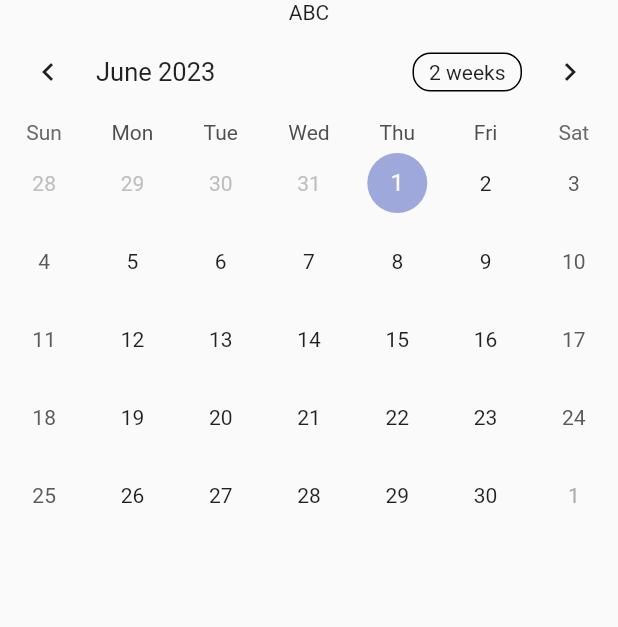
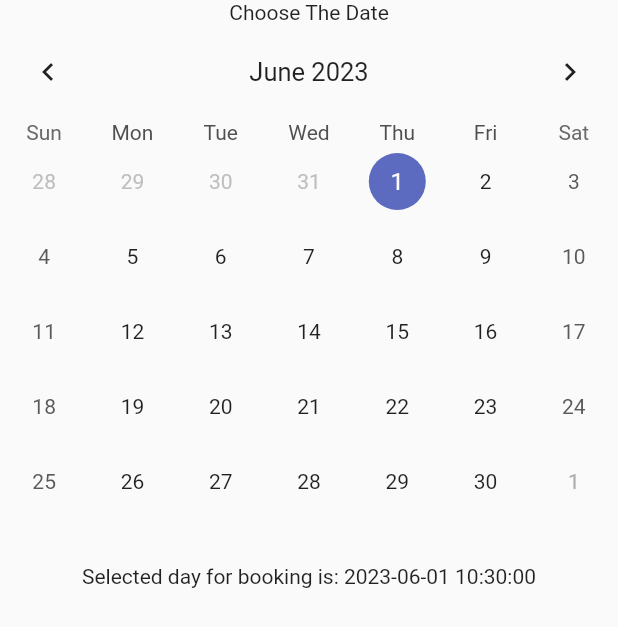
Before and after one commit to aysealmaci/Pet-Hotel, a Flutter app: the BookPage screen opened directly, on a phone screen of 412 x 824 dp. Shown: the top 627 px of the screen. Run offline on Flutter 3.47's test engine with Material 2 defaults, Android fonts, the phone set to English and light mode, and no system bars; drawn by our look-alikes of table_calendar.

Commit message:
edit calendar

```diff
--- a/pet_hotel/lib/book_screen.dart
+++ b/pet_hotel/lib/book_screen.dart
@@ -10,18 +10,39 @@ class BookPage extends StatefulWidget {
 
 class _BookPageState extends State<BookPage> {
   DateTime today = DateTime.now();
+
+  void _selectedDay(DateTime day, DateTime focusedDay) {
+    setState(() {
+      today = day;
+    });
+  }
+
   @override
   Widget build(BuildContext context) {
     return Scaffold(
       body: Column(
         children: [
-          Text("ABC"),
+          Text("Choose The Date"),
           Container(
             child: TableCalendar(
-                focusedDay: today,
-                firstDay: DateTime.utc(2023, 6, 1),
-                lastDay: DateTime.utc(2023, 12, 31)),
-          )
+              locale: "en_US",
+              rowHeight: 50,
+              headerStyle: HeaderStyle(
+                formatButtonVisible: false,
+                titleCentered: true,
+              ),
+              availableGestures: AvailableGestures.all,
+              selectedDayPredicate: (day) => isSameDay(day, today),
+              focusedDay: today,
+              firstDay: DateTime.utc(2023, 6, 1),
+              lastDay: DateTime.utc(2023, 12, 31),
+              onDaySelected: _selectedDay,
+            ),
+          ),
+          SizedBox(
+            height: 30,
+          ),
+          Text("Selected day for booking is: " + today.toString().split(".")[0])
         ],
       ),
     );
```
